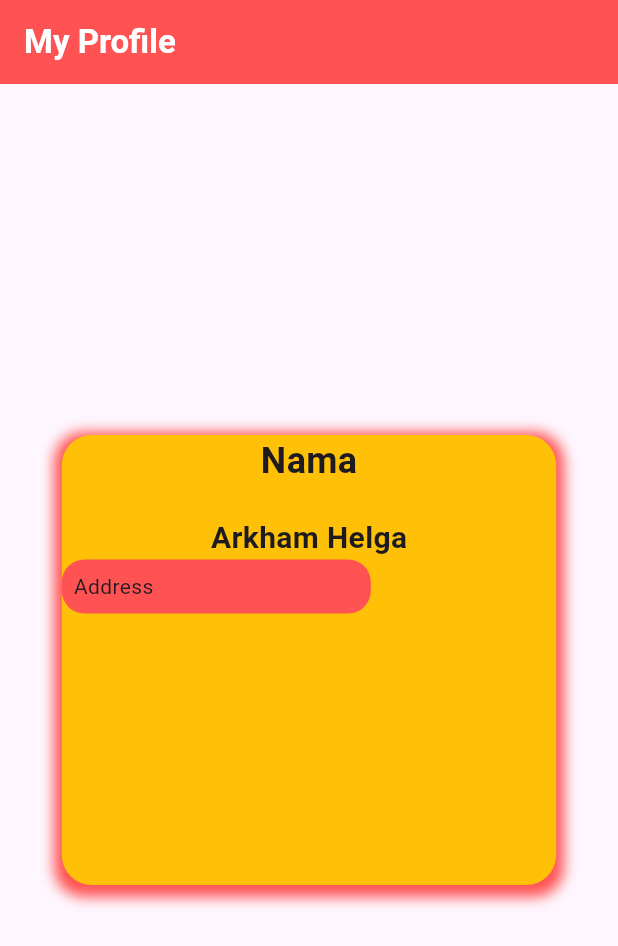
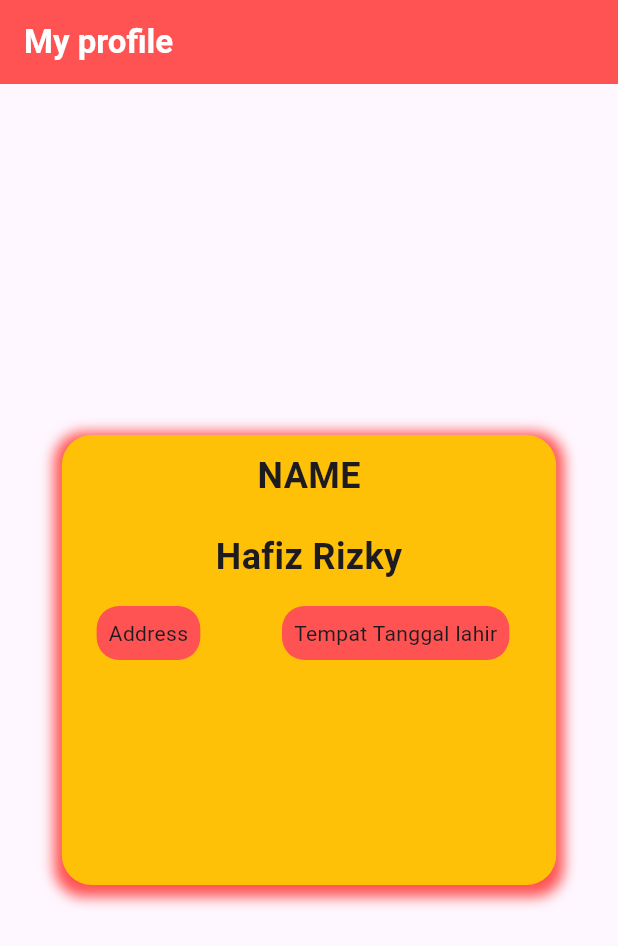
Before and after one commit to piss0/flutter_profile_card, a Flutter app: the screen it shows after launch, on a phone screen of 412 x 824 dp. Shown: the top 946 px of the screen. Run offline on Flutter 3.47's test engine with Material 3 defaults, Android fonts, the phone set to English and light mode, and no system bars.

Commit message:
belajar row pading

```diff
--- a/lib/main.dart
+++ b/lib/main.dart
@@ -11,7 +11,7 @@ class MainPage extends StatelessWidget {
   @override
   Widget build(BuildContext context) {
     return MaterialApp(
-      home: profilecard(),
+      home: ProfileCard(),
       debugShowCheckedModeBanner: false,
  );
 }
--- a/lib/profile.dart
+++ b/lib/profile.dart
@@ -1,7 +1,7 @@
 import 'package:flutter/material.dart';
 
-class profilecard extends StatelessWidget {
-  const profilecard({super.key});
+class ProfileCard extends StatelessWidget {
+  const ProfileCard({super.key});
 
   @override
   Widget build(BuildContext context) {
@@ -9,7 +9,7 @@ class profilecard extends StatelessWidget {
       appBar: AppBar(
         backgroundColor: Colors.redAccent,
         title: const Text(
-          'My Profile',
+          'My profile',
           style: TextStyle(color: Colors.white, fontWeight: FontWeight.bold),
         ),
       ),
@@ -18,8 +18,7 @@ class profilecard extends StatelessWidget {
           mainAxisAlignment: MainAxisAlignment.center,
           children: [
             Container(
-              width: MediaQuery.of(context).size.width * 0.8, //
-              height: 300,
+              width: MediaQuery.of(context).size.width * 0.8 ,
               decoration: BoxDecoration(
                 borderRadius: BorderRadius.circular(20),
                 color: Colors.amber,
@@ -29,41 +28,43 @@ class profilecard extends StatelessWidget {
                     spreadRadius: 5.0,
                     blurRadius: 7.0,
                     offset: Offset(0, 3),
+                  )
+                ]
               ),
-                ],
-              ),
+              height: 300,
               child: Column(
                 children: [
                   Padding(
-                    padding: const EdgeInsets.only(bottom:  10),
-                    /**
-                     * only : hanya memberi satu posisi
-                     * symmetric : memberi jarak sumbu x/y
-                     * all: memberi semua jarak
-                     */
-                    child: Text(
-                      'Nama',
+                    padding: const EdgeInsets.symmetric(
+                      vertical: 10,
+                      ),
+                    child: Text('NAME',
+                    style:  TextStyle(
+                      fontSize: 24, fontWeight: FontWeight.bold),),
+                  ),
+                    SizedBox(
+                      height: 10,
+                    ),
+                  Text(
+                    'Hafiz Rizky',
                     style: TextStyle(
+                      fontWeight: FontWeight.bold,
                       fontSize: 24,
-                        fontWeight: FontWeight.bold,
                       ),
                     ),
-                  ),
-                  SizedBox(height: 10),
-                  Text(
-                    'Arkham Helga',
-                    style: TextStyle(fontSize: 20, fontWeight: FontWeight.bold),
-                  ),
                     Row(
+                      mainAxisAlignment: MainAxisAlignment.spaceAround,
                       children: <Widget>[
-                      Column(
+                        Padding(
+                          padding: const EdgeInsets.all(8.0),
+                          child: Column(
                             children: <Widget>[
                               Container(
-                            width: MediaQuery.of(context).size.width * 0.5,
-                            decoration: BoxDecoration(color: Colors.redAccent,
+                                decoration: BoxDecoration(
+                                  color: Colors.redAccent,
                                   borderRadius: BorderRadius.circular(
                                     15,
-                            )
+                                    ),
                                 ),
                                 child: Padding(
                                   padding: const EdgeInsets.all(8.0),
@@ -72,9 +73,30 @@ class profilecard extends StatelessWidget {
                                 ),
                             ],
                           ),
-                      Column(),
+                        ),
+                        Padding(
+                          padding: const EdgeInsets.all(8.0),
+                          child: Padding(
+                            padding: const EdgeInsets.all(8.0),
+                            child: Column(
+                              children: <Widget>[
+                                Container(
+                                  decoration: BoxDecoration(
+                                    color: Colors.redAccent,
+                                    borderRadius: BorderRadius.circular(
+                                      15
+                                    ),
+                                  ),
+                                  child: Padding(
+                                    padding: const EdgeInsets.all(8.0),
+                                    child: Text('Tempat Tanggal lahir'),
+                                  ),
+                                ),
                               ],
                             ),
+                          ),
+                        ),
+                    ],),
                 ],
               ),
             ),
```
Lines whose indentation alone changed are shown as unchanged.
